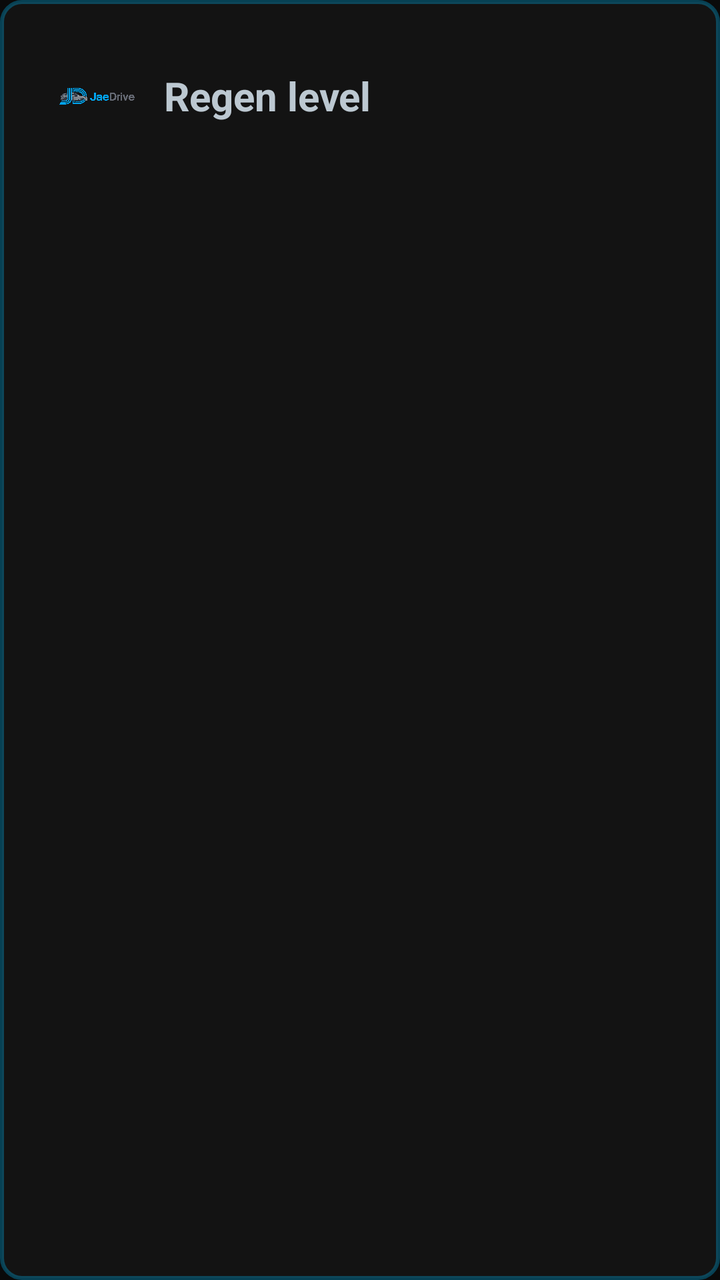
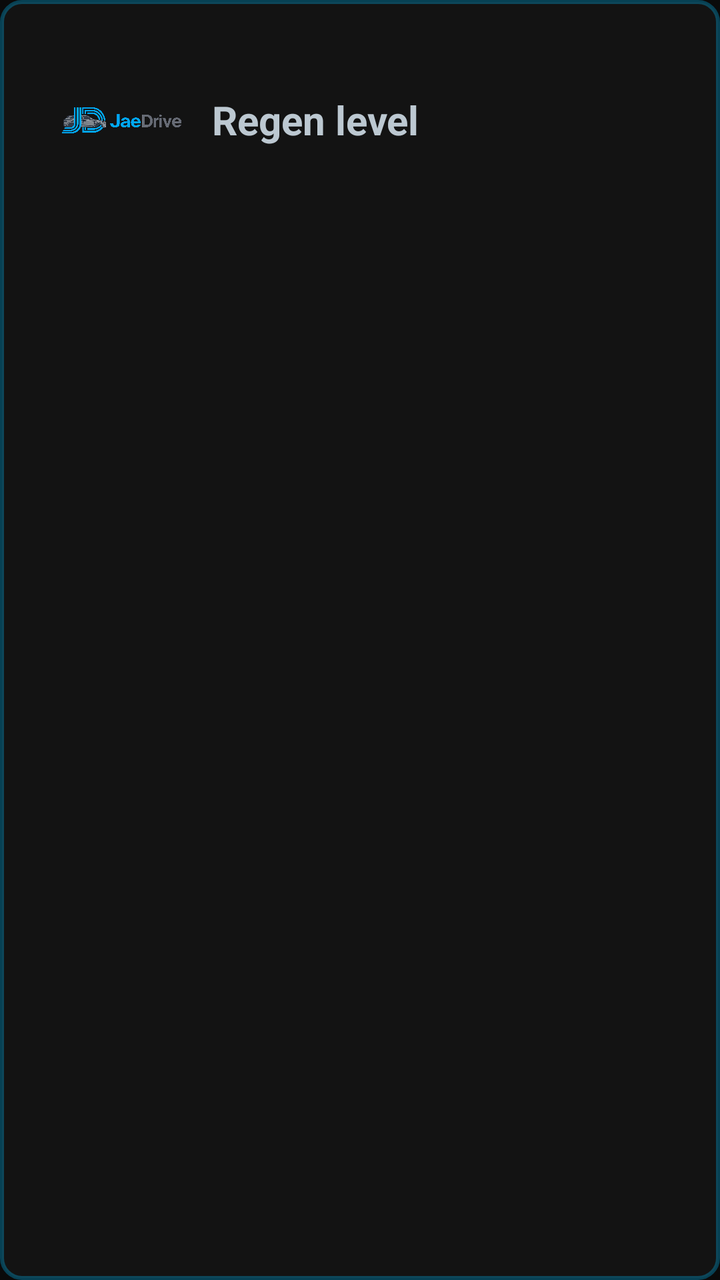

The first picture is an Android layout as it rendered before a commit; the second is the same layout after the commit. The layout source and the unified diff follow.
<!-- AndroidManifest.xml: application theme AppTheme -->
<!-- res/layout/overlay_regen_popup.xml -->
<?xml version="1.0" encoding="utf-8"?>
<LinearLayout xmlns:android="http://schemas.android.com/apk/res/android"
    android:layout_width="wrap_content"
    android:layout_height="wrap_content"
    android:orientation="vertical"
    android:background="@drawable/glass_card_glow_bg"
    android:padding="28dp"
    android:minWidth="320dp">

    <LinearLayout
        android:layout_width="wrap_content"
        android:layout_height="wrap_content"
        android:orientation="horizontal"
        android:gravity="center_vertical">
        <ImageView
            android:layout_width="40dp"
            android:layout_height="40dp"
            android:layout_marginEnd="14dp"
            android:src="@drawable/jd_logo"
            android:contentDescription="@null"/>
        <TextView
            android:id="@+id/tv_regen_title"
            android:layout_width="wrap_content"
            android:layout_height="wrap_content"
            android:text="@string/overlay_regen_title"
            android:textColor="@color/on_surface_variant"
            android:textSize="20sp"
            android:textStyle="bold"/>
    </LinearLayout>

    <TextView
        android:id="@+id/tv_regen_value"
        android:layout_width="wrap_content"
        android:layout_height="wrap_content"
        android:layout_marginTop="10dp"
        android:textColor="@color/on_surface"
        android:textSize="44sp"
        android:textStyle="bold"/>
</LinearLayout>
<!-- resources referenced by this layout -->
<resources>
  <color name="on_surface">#E5E2E1</color>
  <color name="on_surface_variant">#BCC8D1</color>
  <!-- drawable glass_card_glow_bg (drawable) -->
  <?xml version="1.0" encoding="utf-8"?>
  <shape xmlns:android="http://schemas.android.com/apk/res/android">
      <corners android:radius="10dp"/>
      <solid android:color="@color/glass_card_fill"/>
      <stroke android:width="2dp" android:color="@color/glass_border_primary"/>
  </shape>
  <!-- drawable jd_logo: png bitmap (drawable-nodpi, 381845 bytes) -->
  <string name="overlay_regen_title">Regen level</string>
  <style name="AppTheme" parent="Theme.AppCompat.NoActionBar">
          <item name="android:windowBackground">@color/root_background</item>
          <item name="android:statusBarColor">@color/root_background</item>
          <item name="colorAccent">@color/primary_container</item>
          <item name="colorControlActivated">@color/primary_container</item>
      </style>
  <color name="glass_card_fill">#99191919</color>
  <color name="glass_border_primary">#4D00BFFF</color>
  <color name="root_background">#0A0A0A</color>
  <color name="primary_container">#00BFFF</color>
</resources>

<!-- the commit's change to res/layout/overlay_regen_popup.xml (unified diff, before → after) -->
@@ -8,13 +8,13 @@
     android:minWidth="320dp">
 
     <LinearLayout
-        android:layout_width="wrap_content"
+        android:layout_width="match_parent"
         android:layout_height="wrap_content"
         android:orientation="horizontal"
         android:gravity="center_vertical">
         <ImageView
-            android:layout_width="40dp"
-            android:layout_height="40dp"
+            android:layout_width="64dp"
+            android:layout_height="64dp"
             android:layout_marginEnd="14dp"
             android:src="@drawable/jd_logo"
             android:contentDescription="@null"/>
@@ -30,9 +30,10 @@
 
     <TextView
         android:id="@+id/tv_regen_value"
-        android:layout_width="wrap_content"
+        android:layout_width="match_parent"
         android:layout_height="wrap_content"
         android:layout_marginTop="10dp"
+        android:gravity="center"
         android:textColor="@color/on_surface"
         android:textSize="44sp"
         android:textStyle="bold"/>
